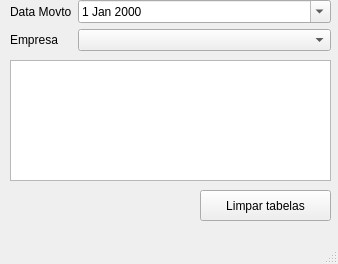
osnipezzini/ClearStoq, file ui/main_window.ui: the form before one commit.
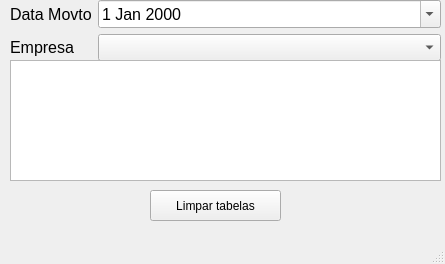
The form after the commit.

What changed in the file:
```diff
--- a/ui/main_window.ui
+++ b/ui/main_window.ui
@@ -6,7 +6,7 @@
    <rect>
     <x>0</x>
     <y>0</y>
-    <width>338</width>
+    <width>445</width>
     <height>264</height>
    </rect>
   </property>
@@ -19,13 +19,18 @@
      <rect>
       <x>10</x>
       <y>0</y>
-      <width>321</width>
+      <width>431</width>
       <height>61</height>
      </rect>
     </property>
     <layout class="QFormLayout" name="formLayout">
      <item row="0" column="0">
       <widget class="QLabel" name="labelDate">
+       <property name="font">
+        <font>
+         <pointsize>12</pointsize>
+        </font>
+       </property>
        <property name="text">
         <string>Data Movto</string>
        </property>
@@ -33,6 +38,11 @@
      </item>
      <item row="0" column="1">
       <widget class="QDateEdit" name="dateEdit">
+       <property name="font">
+        <font>
+         <pointsize>12</pointsize>
+        </font>
+       </property>
        <property name="calendarPopup">
         <bool>true</bool>
        </property>
@@ -40,13 +50,24 @@
      </item>
      <item row="1" column="0">
       <widget class="QLabel" name="labelEmpresa">
+       <property name="font">
+        <font>
+         <pointsize>12</pointsize>
+        </font>
+       </property>
        <property name="text">
         <string>Empresa</string>
        </property>
       </widget>
      </item>
      <item row="1" column="1">
-      <widget class="QComboBox" name="comboEmpresa"/>
+      <widget class="QComboBox" name="comboEmpresa">
+       <property name="font">
+        <font>
+         <pointsize>12</pointsize>
+        </font>
+       </property>
+      </widget>
      </item>
     </layout>
    </widget>
@@ -55,7 +76,7 @@
      <rect>
       <x>10</x>
       <y>60</y>
-      <width>321</width>
+      <width>431</width>
       <height>121</height>
      </rect>
     </property>
@@ -63,7 +84,7 @@
    <widget class="QPushButton" name="buttonReady">
     <property name="geometry">
      <rect>
-      <x>200</x>
+      <x>150</x>
       <y>190</y>
       <width>131</width>
       <height>31</height>
```
Left out of the diff: 4 changed lines with no effect on the pictures.
